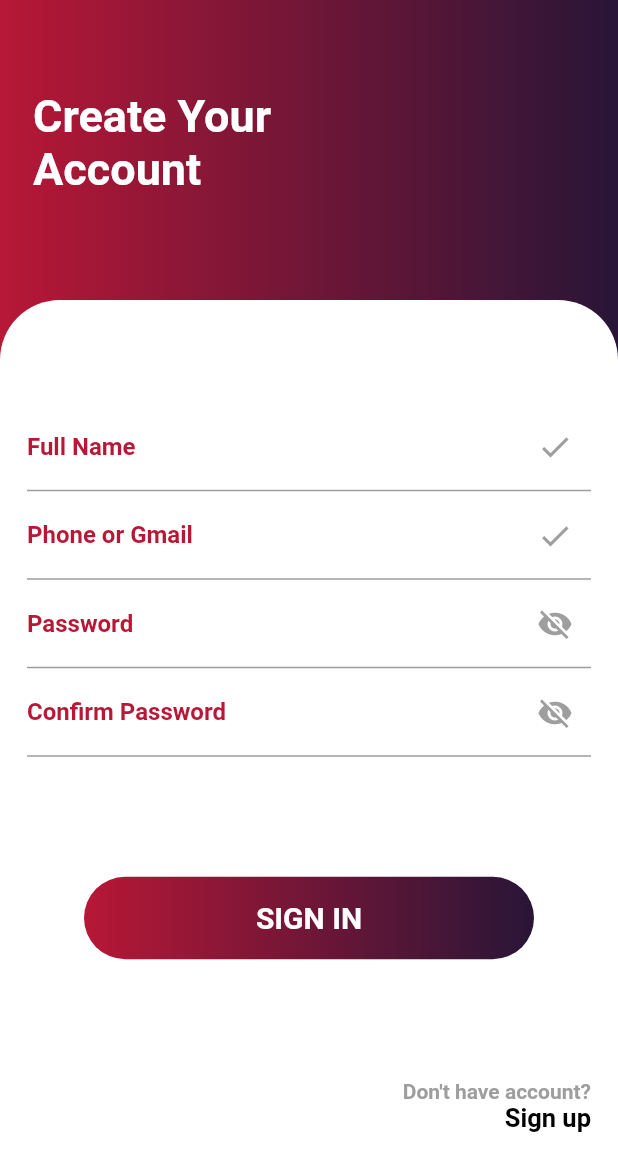
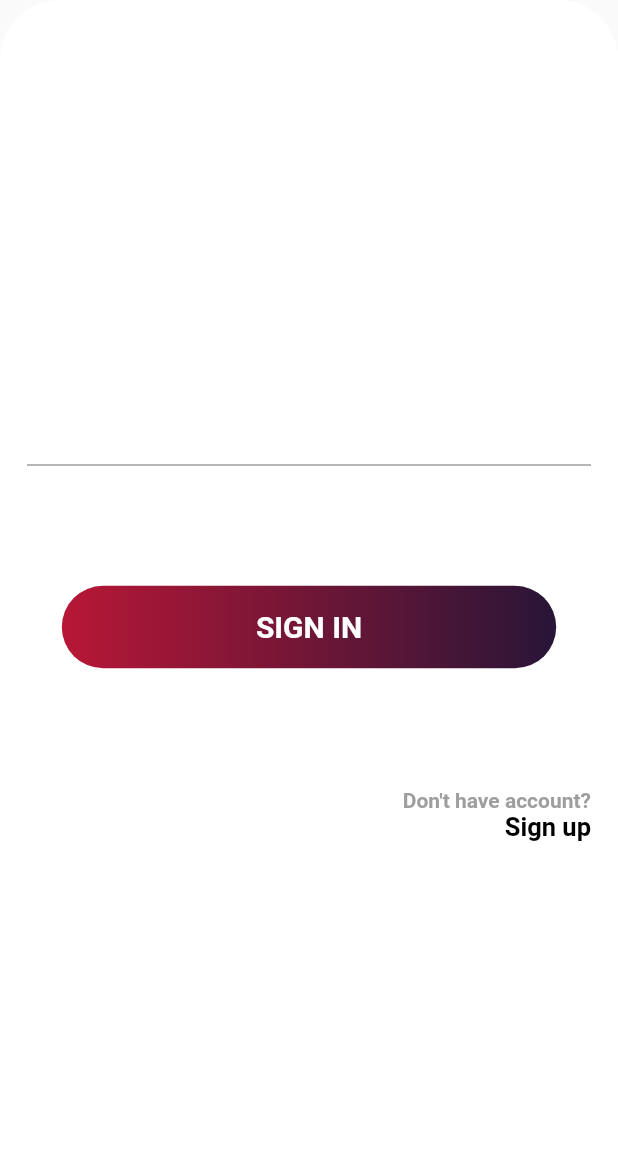
Before and after one commit to Ropkoy/SDG-Learning-Platform, a Flutter app: the RegScreen screen opened by its route, on a phone screen of 412 x 824 dp. Shown: the top 1171 px of the screen. Run offline on Flutter 3.47's test engine with Material 2 defaults, Android fonts, the phone set to English and light mode, and no system bars.

Commit message:
SDG Learning Platform update

```diff
--- a/lib/RegScreen.dart
+++ b/lib/RegScreen.dart
@@ -8,106 +8,40 @@ class RegScreen extends StatelessWidget {
     return Scaffold(
       body: Stack(
         children: [
-        Container(
-          height: double.infinity,
-          width: double.infinity,
-          decoration: const BoxDecoration(
-            gradient: LinearGradient(colors: [
-              Color(0xffB81736),
-              Color(0xff281537),
-            ]),
-          ),
-          child: const Padding(
-            padding: EdgeInsets.only(top: 60.0, left: 22),
-            child: Text(
-              'Create Your\nAccount',
-              style: TextStyle(
-                  fontSize: 30,
-                  color: Colors.white,
-                  fontWeight: FontWeight.bold),
-            ),
-          ),
-        ),
-        Padding(
-          padding: const EdgeInsets.only(top: 200.0),
-          child: Container(
+          // Background container
+          LayoutBuilder(
+            builder: (context, constraints) {
+              final screenWidth = constraints.maxWidth;
+
+              return Container(
                 decoration: const BoxDecoration(
                   borderRadius: BorderRadius.only(
-                  topLeft: Radius.circular(40), topRight: Radius.circular(40)),
+                    topLeft: Radius.circular(40),
+                    topRight: Radius.circular(40),
+                  ),
                   color: Colors.white,
                 ),
                 height: double.infinity,
-            width: double.infinity,
+                width: screenWidth,
                 child: Padding(
                   padding: const EdgeInsets.only(left: 18.0, right: 18),
                   child: Column(
                     mainAxisAlignment: MainAxisAlignment.center,
                     children: [
-                  const TextField(
+                      // TextFields with appropriate sizing based on screenWidth
+                      TextField(
                         decoration: InputDecoration(
-                        suffixIcon: Icon(
-                          Icons.check,
-                          color: Colors.grey,
+                            // ...
                             ),
-                        label: Text(
-                          'Full Name',
-                          style: TextStyle(
-                            fontWeight: FontWeight.bold,
-                            color: Color(0xffB81736),
+                        // ...
                       ),
-                        )),
-                  ),
-                  const TextField(
-                    decoration: InputDecoration(
-                        suffixIcon: Icon(
-                          Icons.check,
-                          color: Colors.grey,
-                        ),
-                        label: Text(
-                          'Phone or Gmail',
-                          style: TextStyle(
-                            fontWeight: FontWeight.bold,
-                            color: Color(0xffB81736),
-                          ),
-                        )),
-                  ),
-                  const TextField(
-                    decoration: InputDecoration(
-                        suffixIcon: Icon(
-                          Icons.visibility_off,
-                          color: Colors.grey,
-                        ),
-                        label: Text(
-                          'Password',
-                          style: TextStyle(
-                            fontWeight: FontWeight.bold,
-                            color: Color(0xffB81736),
-                          ),
-                        )),
-                  ),
-                  const TextField(
-                    decoration: InputDecoration(
-                        suffixIcon: Icon(
-                          Icons.visibility_off,
-                          color: Colors.grey,
-                        ),
-                        label: Text(
-                          'Confirm Password',
-                          style: TextStyle(
-                            fontWeight: FontWeight.bold,
-                            color: Color(0xffB81736),
-                          ),
-                        )),
-                  ),
-                  const SizedBox(
-                    height: 10,
-                  ),
-                  const SizedBox(
-                    height: 70,
-                  ),
+
+                      const SizedBox(height: 10),
+                      const SizedBox(height: 70),
+
                       Container(
                         height: 55,
-                    width: 300,
+                        width: screenWidth * 0.8, // 80% of screen width
                         decoration: BoxDecoration(
                           borderRadius: BorderRadius.circular(30),
                           gradient: const LinearGradient(colors: [
@@ -121,13 +55,14 @@ class RegScreen extends StatelessWidget {
                             style: TextStyle(
                               fontWeight: FontWeight.bold,
                               fontSize: 20,
-                            color: Colors.white),
+                              color: Colors.white,
                             ),
                           ),
                         ),
-                  const SizedBox(
-                    height: 80,
                       ),
+
+                      const SizedBox(height: 80),
+
                       Align(
                         alignment: Alignment.bottomRight,
                         child: Column(
@@ -137,26 +72,29 @@ class RegScreen extends StatelessWidget {
                             Text(
                               "Don't have account?",
                               style: TextStyle(
-                              fontWeight: FontWeight.bold, color: Colors.grey),
+                                fontWeight: FontWeight.bold,
+                                color: Colors.grey,
+                              ),
                             ),
                             Text(
                               "Sign up",
                               style: TextStyle(
-
-                              ///done login page
                                 fontWeight: FontWeight.bold,
                                 fontSize: 17,
-                              color: Colors.black),
+                                color: Colors.black,
+                              ),
                             ),
                           ],
                         ),
-                  )
+                      ),
                     ],
                   ),
                 ),
-          ),
+              );
+            },
           ),
         ],
-    ));
+      ),
+    );
   }
 }
--- a/lib/main.dart
+++ b/lib/main.dart
@@ -18,8 +18,8 @@
     return MaterialApp(
       home: SplashScreen(), // Set SplashScreen as the initial route
       routes: {
+        '/register': (context) => RegScreen(),
         '/login': (context) => LoginScreen(),
-        '/register': (context) => RegScreen(),
         '/home': (context) => HomeScreen(),
         '/sdg_list': (context) => SdgListScreen(),
         '/individual_sdg': (context) => IndividualSdgScreen(
```
Lines whose indentation alone changed are shown as unchanged.
